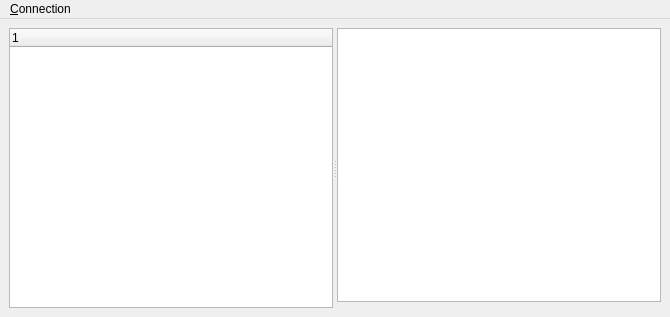
Old version of the form desktop/mainwindow.ui in the repository nilscc/irc2me.
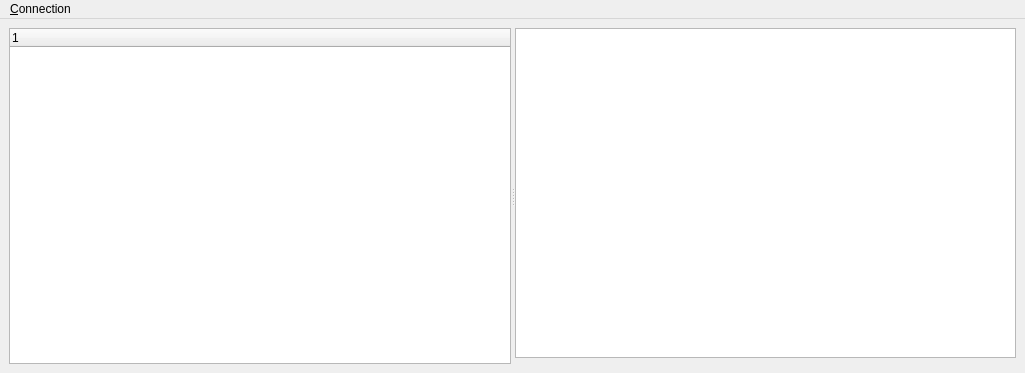
New version of the form. Custom widgets are drawn as their Qt base class.

Commit message: Some hardcoded sending related stuff :)

```diff
--- a/desktop/mainwindow.ui
+++ b/desktop/mainwindow.ui
@@ -6,8 +6,8 @@
    <rect>
     <x>0</x>
     <y>0</y>
-    <width>670</width>
-    <height>317</height>
+    <width>1025</width>
+    <height>373</height>
    </rect>
   </property>
   <property name="windowTitle">
@@ -55,7 +55,7 @@
     <rect>
      <x>0</x>
      <y>0</y>
-     <width>670</width>
+     <width>1025</width>
      <height>21</height>
     </rect>
    </property>
```
The commit also changes 2 other files.
